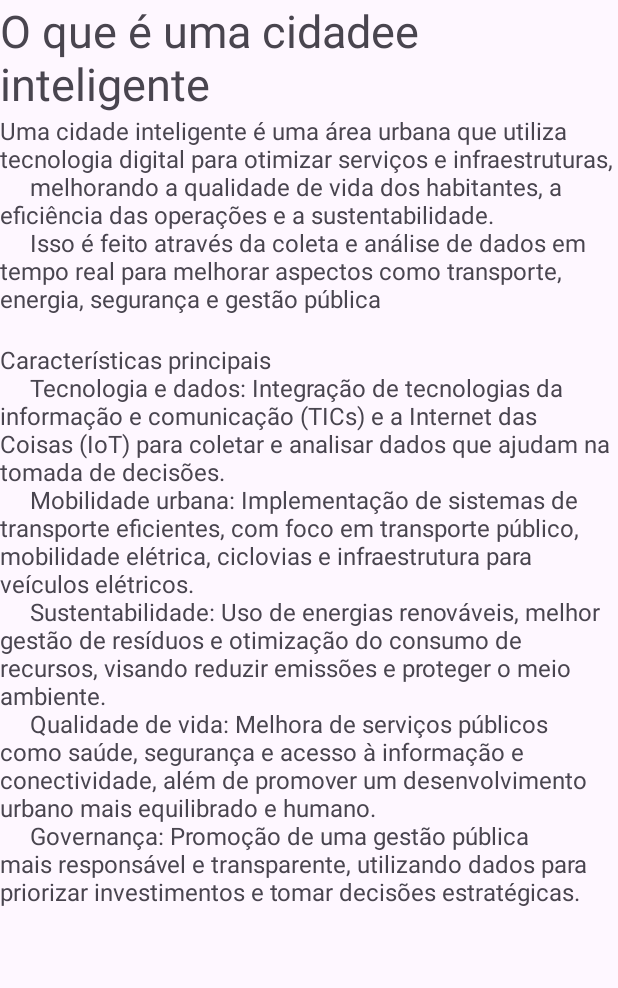
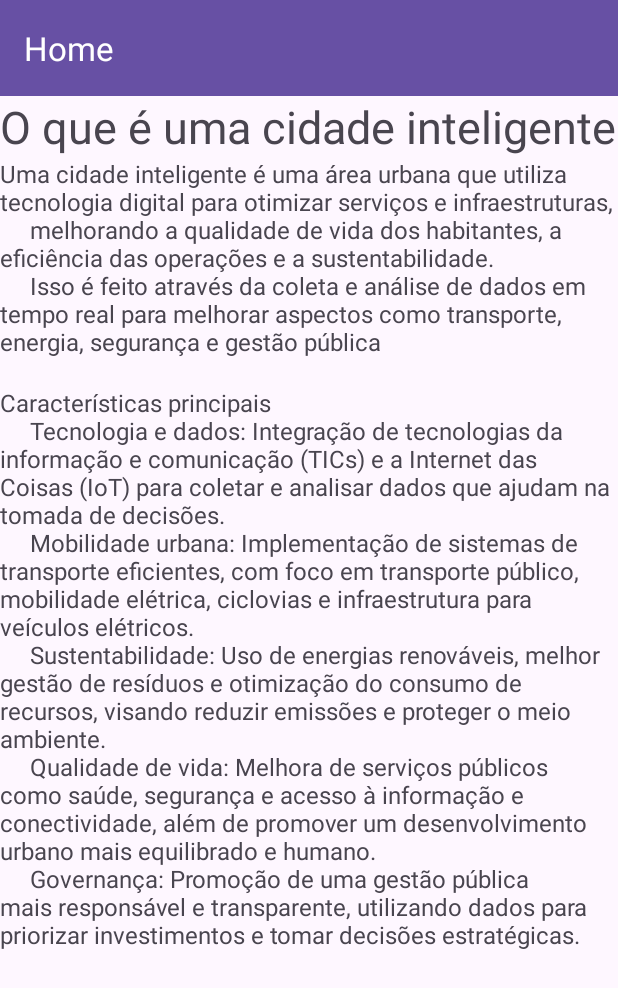
Before and after one commit to isaquesousa22/smartapp, an Android app: the layout home_fragment.xml on its own in the app's theme, with its tools: preview values and no code run, on a phone screen of 412 x 824 dp. Shown: the top 988 px of the screen. Run offline under Robolectric (Android 15) with nearby library versions, the phone set to English and light mode, and no system bars.

```diff
--- a/app/src/main/AndroidManifest.xml
+++ b/app/src/main/AndroidManifest.xml
@@ -34,5 +34,5 @@
             android:name=".MainActivity"
             android:exported="true" />
     </application>
-
+-
 </manifest>
--- a/app/src/main/res/layout/home_fragment.xml
+++ b/app/src/main/res/layout/home_fragment.xml
@@ -5,11 +5,17 @@
     android:layout_height="match_parent"
     android:orientation="vertical"
     tools:context=".HomeFragment">
+
+
+    <include layout="@layout/toolbar" />
+
+
     <TextView
         android:layout_width="match_parent"
         android:layout_height="wrap_content"
-        android:text="O que é uma cidadee inteligente"
+        android:text="O que é uma cidade inteligente"
         android:textSize="30sp" />
+
     <TextView
         android:layout_width="match_parent"
         android:layout_height="wrap_content"
--- /dev/null
+++ b/app/src/main/res/layout/toolbar.xml
@@ -0,0 +1,9 @@
+<androidx.appcompat.widget.Toolbar
+    xmlns:android="http://schemas.android.com/apk/res/android"
+    xmlns:app="http://schemas.android.com/apk/res-auto"
+    android:id="@+id/toolbar"
+    android:layout_width="match_parent"
+    android:layout_height="?attr/actionBarSize"
+    android:background="?attr/colorPrimary"
+    android:theme="@style/ThemeOverlay.AppCompat.Dark.ActionBar"
+    app:title="Home"/>
--- a/app/src/main/res/menu/top_app_bar.xml
+++ b/app/src/main/res/menu/top_app_bar.xml
@@ -1,18 +1,22 @@
 <?xml version="1.0" encoding="utf-8"?>
 <menu xmlns:android="http://schemas.android.com/apk/res/android"
     xmlns:app="http://schemas.android.com/apk/res-auto">
+
     <item
         android:id="@+id/favorite"
         android:icon="@drawable/favorite"
         android:title="Favorito"
         app:showAsAction="ifRoom" />
+
     <item
         android:id="@+id/search"
         android:icon="@drawable/baseline_search_24"
         android:title="Pesquisar"
         app:showAsAction="ifRoom" />
+
     <item
         android:id="@+id/more"
         android:title="Mais"
         app:showAsAction="never" />
+
 </menu>
```
Also changed, not shown: app/src/main/java/br/com/etecia/myapp/HomeFragment.java (+34 -6 lines).
